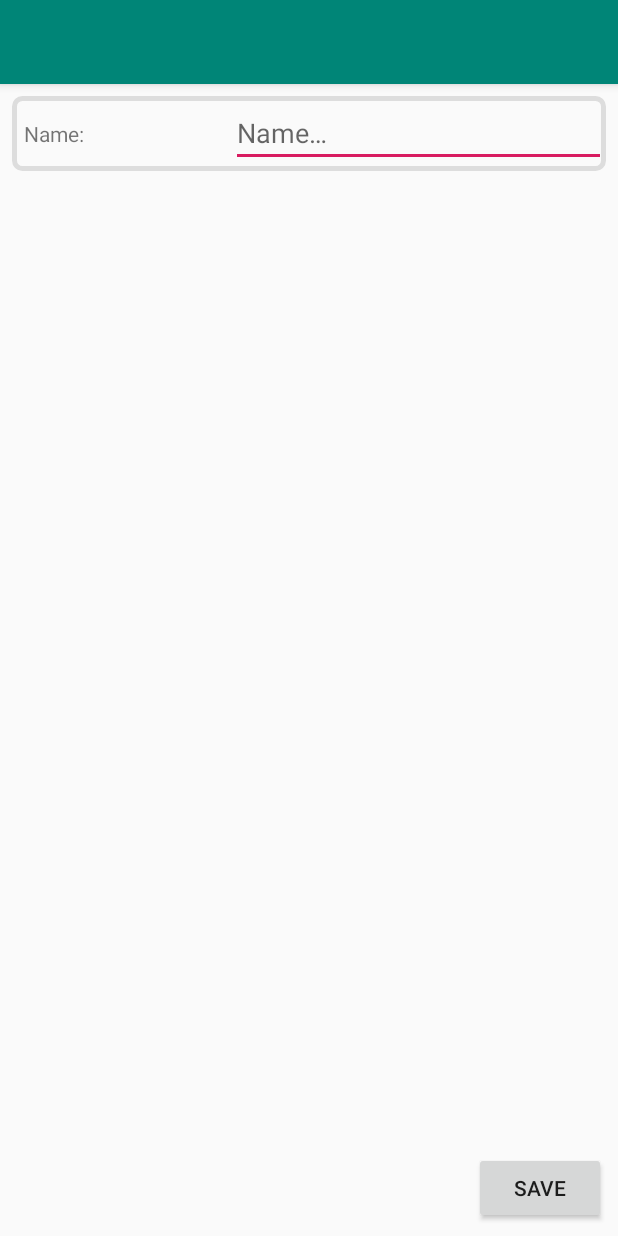
After one commit to taylor-peterson/Packlest, an Android app: the layout editor.xml on its own in the app's theme, with its tools: preview values and no code run, on a phone screen of 412 x 824 dp. The commit adds this screen. Run offline under Robolectric (Android 15) with nearby library versions, the phone set to English and light mode, and no system bars.

Commit message:
Improve and propagate layout changes

```diff
--- a/app/src/main/java/com/example/packlest/Item.java
+++ b/app/src/main/java/com/example/packlest/Item.java
@@ -1,7 +1,7 @@
 package com.example.packlest;
 
 class Item extends AbstractBaseObject {
-    ItemCategory itemCategory;
+    private ItemCategory itemCategory;
 
     Item() {
         super();
@@ -9,6 +9,6 @@ class Item extends AbstractBaseObject {
 
     Item(Item item) {
         super(item);
-        itemCategory = item.itemCategory;
+        itemCategory = item.itemCategory; // TODO can abstract this into the relationship data object
     }
 }
--- a/app/src/main/java/com/example/packlest/ItemCategory.java
+++ b/app/src/main/java/com/example/packlest/ItemCategory.java
@@ -1,3 +1,3 @@
 package com.example.packlest;
 
-public class ItemCategory extends AbstractBaseObject {}
+class ItemCategory extends AbstractBaseObject {}
--- a/app/src/main/java/com/example/packlest/ItemCategoryEditorActivity.java
+++ b/app/src/main/java/com/example/packlest/ItemCategoryEditorActivity.java
@@ -15,7 +15,7 @@ public class ItemCategoryEditorActivity extends AbstractEditorActivity {
         protected void onCreate(Bundle savedInstanceState) {
             super.onCreate(savedInstanceState);
             UUID itemCategoryUuid = (UUID) getIntent().getSerializableExtra("itemCategoryUuid");
-            createBaseItemCategoryOrTripParameterEditor();
+            createBaseEditor();
 
             itemCategory = PacklestApplication.getInstance().packlestData.itemCategories.get(itemCategoryUuid);
             if (itemCategory != null) {
--- a/app/src/main/java/com/example/packlest/ItemCategoryFragment.java
+++ b/app/src/main/java/com/example/packlest/ItemCategoryFragment.java
@@ -5,7 +5,7 @@ import android.content.Intent;
 import java.util.ArrayList;
 import java.util.Objects;
 
-public class ItemCategoryFragment extends AbstractFragment<ItemCategory> {
+class ItemCategoryFragment extends AbstractFragment<ItemCategory> {
     @Override
     ArrayList<ItemCategory> getArrayListItems() {
         return new ArrayList<>(PacklestApplication.getInstance().packlestData.itemCategories.values());
--- a/app/src/main/java/com/example/packlest/PackingListEditorActivity.java
+++ b/app/src/main/java/com/example/packlest/PackingListEditorActivity.java
@@ -15,7 +15,8 @@ public class PackingListEditorActivity extends AbstractEditorActivity {
     protected void onCreate(Bundle savedInstanceState) {
         super.onCreate(savedInstanceState);
         UUID packingListUuid = (UUID) getIntent().getSerializableExtra("packingListUuid");
-        createBaseItemOrPackingListEditor(
+        createBaseEditor();
+        addTripParameterSelector(
                 PacklestApplication.getInstance().packlestData.packlestDataRelationships.getTripParameterUuidsForPackingListUuid(packingListUuid));
 
         packingList = PacklestApplication.getInstance().packlestData.packingLists.get(packingListUuid);
--- a/app/src/main/java/com/example/packlest/TripParameterEditorActivity.java
+++ b/app/src/main/java/com/example/packlest/TripParameterEditorActivity.java
@@ -14,7 +14,7 @@ public class TripParameterEditorActivity extends AbstractEditorActivity {
     @Override
     protected void onCreate(Bundle savedInstanceState) {
         super.onCreate(savedInstanceState);
-        createBaseItemCategoryOrTripParameterEditor();
+        createBaseEditor();
 
         UUID tripParameterUuid = (UUID) getIntent().getSerializableExtra("tripParameterUuid");
         tripParameter = PacklestApplication.getInstance().packlestData.tripParameters.get(tripParameterUuid);
--- /dev/null
+++ b/app/src/main/res/layout/editor.xml
@@ -0,0 +1,141 @@
+<?xml version="1.0" encoding="utf-8"?>
+<androidx.coordinatorlayout.widget.CoordinatorLayout xmlns:android="http://schemas.android.com/apk/res/android"
+    xmlns:app="http://schemas.android.com/apk/res-auto"
+    xmlns:tools="http://schemas.android.com/tools"
+    android:id="@+id/coordinatorLayout"
+    android:layout_width="match_parent"
+    android:layout_height="match_parent"
+    tools:context=".PackingListEditorActivity">
+
+    <com.google.android.material.appbar.AppBarLayout
+        android:layout_width="match_parent"
+        android:layout_height="wrap_content"
+        android:theme="@style/AppTheme.AppBarOverlay">
+
+        <androidx.appcompat.widget.Toolbar
+            android:id="@+id/toolbar"
+            android:layout_width="match_parent"
+            android:layout_height="?attr/actionBarSize"
+            android:background="?attr/colorPrimary"
+            app:popupTheme="@style/AppTheme.PopupOverlay" />
+
+    </com.google.android.material.appbar.AppBarLayout>
+
+    <androidx.constraintlayout.widget.ConstraintLayout
+        android:layout_width="match_parent"
+        android:layout_height="match_parent"
+        app:layout_behavior="@string/appbar_scrolling_view_behavior"
+        tools:context=".PackingListEditorActivity"
+        tools:showIn="@layout/editor">
+
+        <LinearLayout
+            android:layout_width="match_parent"
+            android:layout_height="wrap_content"
+            android:orientation="vertical"
+            app:layout_constraintEnd_toEndOf="parent"
+            app:layout_constraintStart_toStartOf="parent"
+            app:layout_constraintTop_toTopOf="parent">
+
+            <RelativeLayout
+                android:id="@+id/layout_name"
+                android:layout_width="match_parent"
+                android:layout_height="50dp"
+                android:layout_marginStart="8dp"
+                android:layout_marginTop="8dp"
+                android:layout_marginEnd="8dp"
+                android:background="@drawable/layout_outline"
+                android:orientation="horizontal">
+
+                <TextView
+                    android:id="@+id/text_view_name_label"
+                    android:layout_width="wrap_content"
+                    android:layout_height="wrap_content"
+                    android:layout_centerVertical="true"
+                    android:layout_marginStart="8dp"
+                    android:text="@string/name"
+                    tools:ignore="RelativeOverlap" />
+
+                <EditText
+                    android:id="@+id/edit_text_editee_name"
+                    android:layout_width="250dp"
+                    android:layout_height="wrap_content"
+                    android:layout_alignParentEnd="true"
+                    android:layout_centerVertical="true"
+                    android:ems="10"
+                    android:hint="@string/editee_name"
+                    android:importantForAutofill="no"
+                    android:inputType="textPersonName"
+                    tools:ignore="Autofill" />
+            </RelativeLayout>
+
+            <RelativeLayout
+                android:id="@+id/layout_spinner_item_categories"
+                android:visibility="gone"
+                android:layout_width="match_parent"
+                android:layout_height="50dp"
+                android:layout_marginStart="8dp"
+                android:layout_marginTop="8dp"
+                android:layout_marginEnd="8dp"
+                android:layout_marginBottom="8dp"
+                android:background="@drawable/layout_outline">
+
+                <TextView
+                    android:layout_width="wrap_content"
+                    android:layout_height="wrap_content"
+                    android:layout_centerVertical="true"
+                    android:layout_marginStart="8dp"
+                    android:gravity="bottom"
+                    android:text="@string/item_category"
+                    tools:ignore="RelativeOverlap" />
+
+                <Spinner
+                    android:id="@+id/spinner_item_categories"
+                    style="@style/Widget.AppCompat.Spinner.Underlined"
+                    android:layout_width="250dp"
+                    android:layout_height="wrap_content"
+                    android:layout_alignParentEnd="true"
+                    android:layout_centerVertical="true"/>
+            </RelativeLayout>
+
+
+            <LinearLayout
+                android:id="@+id/layout_trip_parameters"
+                android:visibility="gone"
+                android:layout_width="match_parent"
+                android:layout_height="wrap_content"
+                android:layout_marginStart="8dp"
+                android:layout_marginTop="8dp"
+                android:layout_marginEnd="8dp"
+                android:background="@drawable/layout_outline"
+                android:orientation="vertical">
+
+                <TextView
+                    android:layout_width="match_parent"
+                    android:layout_height="30dp"
+                    android:layout_marginStart="8dp"
+                    android:gravity="bottom"
+                    android:text="@string/trip_parameters" />
+
+                <androidx.recyclerview.widget.RecyclerView
+                    android:id="@+id/recycler_view_packing_list_trip_parameters"
+                    android:layout_width="wrap_content"
+                    android:layout_height="wrap_content"
+                    android:layout_marginStart="8dp"
+                    android:layout_marginTop="8dp"
+                    android:layout_marginEnd="8dp"
+                    android:layout_marginBottom="8dp" />
+
+            </LinearLayout>
+        </LinearLayout>
+
+        <Button
+            android:id="@+id/button_save"
+            android:layout_width="wrap_content"
+            android:layout_height="wrap_content"
+            android:layout_marginEnd="8dp"
+            android:layout_marginBottom="8dp"
+            android:text="@string/save"
+            app:layout_constraintBottom_toBottomOf="parent"
+            app:layout_constraintEnd_toEndOf="parent" />
+    </androidx.constraintlayout.widget.ConstraintLayout>
+</androidx.coordinatorlayout.widget.CoordinatorLayout>
--- a/app/src/main/res/values/strings.xml
+++ b/app/src/main/res/values/strings.xml
@@ -15,5 +15,8 @@
     <string name="uncheck_all_items">Uncheck all items</string>
     <string name="un_add_all_items">Un-add all items</string>
     <string name="delete_item">Delete item</string>
-    <string name="select_a_category">[Select a Category...]</string>
+    <string name="select_a_category">[Select a Category…]</string>
+    <string name="trip_parameters">Trip Parameters:</string>
+    <string name="item_category">Item Category:</string>
+    <string name="name">Name:</string>
 </resources>
```
Also changed, not shown: app/src/main/java/com/example/packlest/AbstractEditorActivity.java (+25 -9 lines), app/src/main/java/com/example/packlest/ItemEditorActivity.java (+4 -15 lines), app/src/main/java/com/example/packlest/NothingSelectedSpinnerAdapter.java (+17 -18 lines), app/src/main/res/layout/item_and_packing_list_editor.xml (deleted, +0 -141 lines), app/src/main/res/layout/item_category_and_trip_parameter_editor.xml (deleted, +0 -54 lines).
